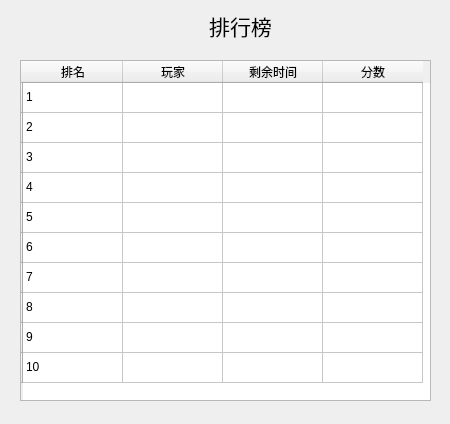
Old version of the form Bejeweled/crankdlg.ui in the repository Paitesanshi/Data-Structure-Project.
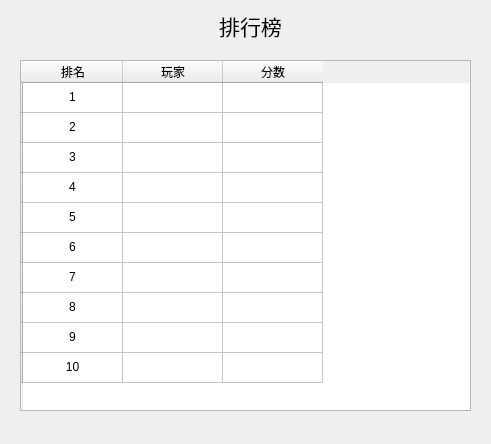
New version of the form.

What changed in the file:
```diff
--- a/Bejeweled/crankdlg.ui
+++ b/Bejeweled/crankdlg.ui
@@ -6,8 +6,8 @@
    <rect>
     <x>0</x>
     <y>0</y>
-    <width>450</width>
-    <height>424</height>
+    <width>491</width>
+    <height>444</height>
    </rect>
   </property>
   <property name="windowTitle">
@@ -16,7 +16,7 @@
   <widget class="QLabel" name="label">
    <property name="geometry">
     <rect>
-     <x>190</x>
+     <x>200</x>
      <y>10</y>
      <width>101</width>
      <height>31</height>
@@ -43,134 +43,361 @@
     <rect>
      <x>20</x>
      <y>60</y>
-     <width>411</width>
-     <height>341</height>
+     <width>451</width>
+     <height>351</height>
     </rect>
    </property>
+   <property name="styleSheet">
+    <string notr="true"/>
+   </property>
    <property name="rowCount">
     <number>10</number>
    </property>
    <property name="columnCount">
-    <number>4</number>
+    <number>3</number>
    </property>
    <row>
     <property name="text">
      <string/>
     </property>
+    <property name="textAlignment">
+     <set>AlignCenter</set>
+    </property>
    </row>
    <row>
     <property name="text">
      <string/>
     </property>
+    <property name="textAlignment">
+     <set>AlignCenter</set>
+    </property>
    </row>
    <row>
     <property name="text">
      <string/>
     </property>
+    <property name="textAlignment">
+     <set>AlignCenter</set>
+    </property>
    </row>
    <row>
     <property name="text">
      <string/>
     </property>
+    <property name="textAlignment">
+     <set>AlignCenter</set>
+    </property>
    </row>
    <row>
     <property name="text">
      <string/>
     </property>
+    <property name="textAlignment">
+     <set>AlignCenter</set>
+    </property>
    </row>
    <row>
     <property name="text">
      <string/>
     </property>
+    <property name="textAlignment">
+     <set>AlignCenter</set>
+    </property>
    </row>
    <row>
     <property name="text">
      <string/>
     </property>
+    <property name="textAlignment">
+     <set>AlignCenter</set>
+    </property>
    </row>
    <row>
     <property name="text">
      <string/>
     </property>
+    <property name="textAlignment">
+     <set>AlignCenter</set>
+    </property>
    </row>
    <row>
     <property name="text">
      <string/>
     </property>
+    <property name="textAlignment">
+     <set>AlignCenter</set>
+    </property>
    </row>
    <row>
     <property name="text">
      <string/>
     </property>
+    <property name="textAlignment">
+     <set>AlignCenter</set>
+    </property>
    </row>
    <column>
     <property name="text">
      <string>排名</string>
     </property>
+    <property name="textAlignment">
+     <set>AlignCenter</set>
+    </property>
    </column>
    <column>
     <property name="text">
      <string>玩家</string>
     </property>
-   </column>
-   <column>
-    <property name="text">
-     <string>剩余时间</string>
+    <property name="textAlignment">
+     <set>AlignCenter</set>
     </property>
    </column>
    <column>
     <property name="text">
      <string>分数</string>
     </property>
+    <property name="textAlignment">
+     <set>AlignCenter</set>
+    </property>
    </column>
    <item row="0" column="0">
     <property name="text">
      <string>1</string>
     </property>
+    <property name="textAlignment">
+     <set>AlignCenter</set>
+    </property>
+   </item>
+   <item row="0" column="1">
+    <property name="text">
+     <string/>
+    </property>
+    <property name="textAlignment">
+     <set>AlignCenter</set>
+    </property>
+   </item>
+   <item row="0" column="2">
+    <property name="text">
+     <string/>
+    </property>
+    <property name="textAlignment">
+     <set>AlignCenter</set>
+    </property>
    </item>
    <item row="1" column="0">
     <property name="text">
      <string>2</string>
     </property>
+    <property name="textAlignment">
+     <set>AlignCenter</set>
+    </property>
+   </item>
+   <item row="1" column="1">
+    <property name="text">
+     <string/>
+    </property>
+    <property name="textAlignment">
+     <set>AlignCenter</set>
+    </property>
+   </item>
+   <item row="1" column="2">
+    <property name="text">
+     <string/>
+    </property>
+    <property name="textAlignment">
+     <set>AlignCenter</set>
+    </property>
    </item>
    <item row="2" column="0">
     <property name="text">
      <string>3</string>
     </property>
+    <property name="textAlignment">
+     <set>AlignCenter</set>
+    </property>
+   </item>
+   <item row="2" column="1">
+    <property name="text">
+     <string/>
+    </property>
+    <property name="textAlignment">
+     <set>AlignCenter</set>
+    </property>
+   </item>
+   <item row="2" column="2">
+    <property name="text">
+     <string/>
+    </property>
+    <property name="textAlignment">
+     <set>AlignCenter</set>
+    </property>
    </item>
    <item row="3" column="0">
     <property name="text">
      <string>4</string>
     </property>
+    <property name="textAlignment">
+     <set>AlignCenter</set>
+    </property>
+   </item>
+   <item row="3" column="1">
+    <property name="text">
+     <string/>
+    </property>
+    <property name="textAlignment">
+     <set>AlignCenter</set>
+    </property>
+   </item>
+   <item row="3" column="2">
+    <property name="text">
+     <string/>
+    </property>
+    <property name="textAlignment">
+     <set>AlignCenter</set>
+    </property>
    </item>
    <item row="4" column="0">
     <property name="text">
      <string>5</string>
     </property>
+    <property name="textAlignment">
+     <set>AlignCenter</set>
+    </property>
+   </item>
+   <item row="4" column="1">
+    <property name="text">
+     <string/>
+    </property>
+    <property name="textAlignment">
+     <set>AlignCenter</set>
+    </property>
+   </item>
+   <item row="4" column="2">
+    <property name="text">
+     <string/>
+    </property>
+    <property name="textAlignment">
+     <set>AlignCenter</set>
+    </property>
    </item>
    <item row="5" column="0">
     <property name="text">
      <string>6</string>
     </property>
+    <property name="textAlignment">
+     <set>AlignCenter</set>
+    </property>
+   </item>
+   <item row="5" column="1">
+    <property name="text">
+     <string/>
+    </property>
+    <property name="textAlignment">
+     <set>AlignCenter</set>
+    </property>
+   </item>
+   <item row="5" column="2">
+    <property name="text">
+     <string/>
+    </property>
+    <property name="textAlignment">
+     <set>AlignCenter</set>
+    </property>
    </item>
    <item row="6" column="0">
     <property name="text">
      <string>7</string>
     </property>
+    <property name="textAlignment">
+     <set>AlignCenter</set>
+    </property>
+   </item>
+   <item row="6" column="1">
+    <property name="text">
+     <string/>
+    </property>
+    <property name="textAlignment">
+     <set>AlignCenter</set>
+    </property>
+   </item>
+   <item row="6" column="2">
+    <property name="text">
+     <string/>
+    </property>
+    <property name="textAlignment">
+     <set>AlignCenter</set>
+    </property>
    </item>
    <item row="7" column="0">
     <property name="text">
      <string>8</string>
     </property>
+    <property name="textAlignment">
+     <set>AlignCenter</set>
+    </property>
+   </item>
+   <item row="7" column="1">
+    <property name="text">
+     <string/>
+    </property>
+    <property name="textAlignment">
+     <set>AlignCenter</set>
+    </property>
+   </item>
+   <item row="7" column="2">
+    <property name="text">
+     <string/>
+    </property>
+    <property name="textAlignment">
+     <set>AlignCenter</set>
+    </property>
    </item>
    <item row="8" column="0">
     <property name="text">
      <string>9</string>
     </property>
+    <property name="textAlignment">
+     <set>AlignCenter</set>
+    </property>
+   </item>
+   <item row="8" column="1">
+    <property name="text">
+     <string/>
+    </property>
+    <property name="textAlignment">
+     <set>AlignCenter</set>
+    </property>
+   </item>
+   <item row="8" column="2">
+    <property name="text">
+     <string/>
+    </property>
+    <property name="textAlignment">
+     <set>AlignCenter</set>
+    </property>
    </item>
    <item row="9" column="0">
     <property name="text">
      <string>10</string>
+    </property>
+    <property name="textAlignment">
+     <set>AlignCenter</set>
+    </property>
+   </item>
+   <item row="9" column="1">
+    <property name="text">
+     <string/>
+    </property>
+    <property name="textAlignment">
+     <set>AlignCenter</set>
+    </property>
+   </item>
+   <item row="9" column="2">
+    <property name="text">
+     <string/>
+    </property>
+    <property name="textAlignment">
+     <set>AlignCenter</set>
     </property>
    </item>
   </widget>
```
